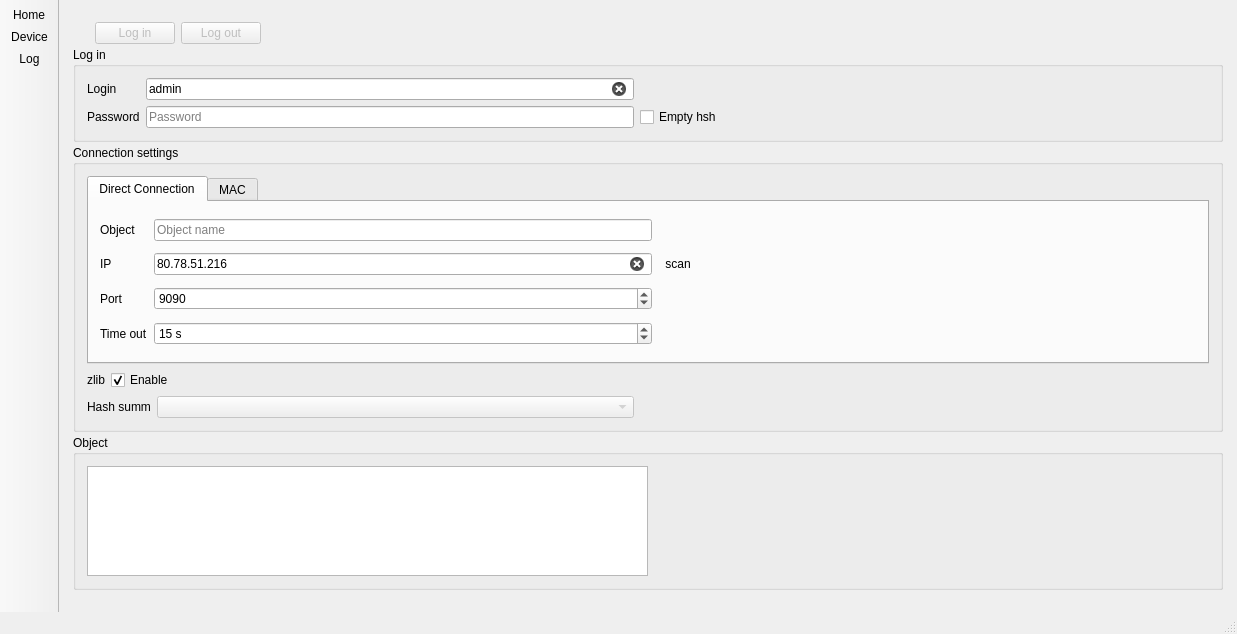
Qt form mainwindow.ui (KTS-Intek/Matilda-config) before a commit.
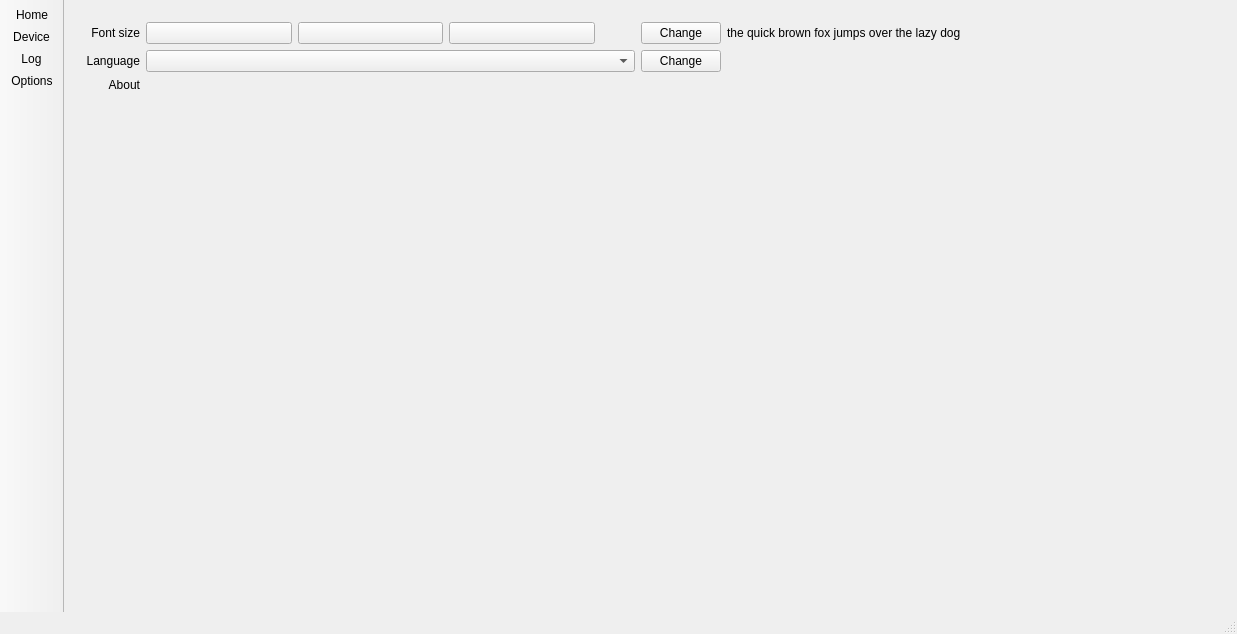
The same form after that commit. The open tabs and pages were chosen to show the change. Icons and pictures are not drawn.

The edit to the form file:
```diff
--- a/mainwindow.ui
+++ b/mainwindow.ui
@@ -253,8 +253,15 @@
                      <property name="text">
                       <string>scan</string>
                      </property>
+                     <property name="icon">
+                      <iconset resource="res.qrc">
+                       <normaloff>:/katynko/svg/irc-voice.svg</normaloff>:/katynko/svg/irc-voice.svg</iconset>
+                     </property>
+                     <property name="toolButtonStyle">
+                      <enum>Qt::ToolButtonTextBesideIcon</enum>
+                     </property>
                      <property name="autoRaise">
-                      <bool>true</bool>
+                      <bool>false</bool>
                      </property>
                     </widget>
                    </item>
@@ -491,7 +498,7 @@
                  </item>
                 </layout>
                </item>
-               <item row="1" column="1" rowspan="2">
+               <item row="1" column="1" rowspan="3">
                 <spacer name="horizontalSpacer_7">
                  <property name="orientation">
                   <enum>Qt::Horizontal</enum>
@@ -504,7 +511,7 @@
                  </property>
                 </spacer>
                </item>
-               <item row="2" column="0">
+               <item row="3" column="0">
                 <layout class="QHBoxLayout" name="horizontalLayout_7">
                  <item>
                   <widget class="QLabel" name="label_20">
@@ -5462,6 +5469,202 @@
         </item>
        </layout>
       </widget>
+      <widget class="QWidget" name="page_31">
+       <layout class="QGridLayout" name="gridLayout_25">
+        <item row="0" column="0">
+         <widget class="QLabel" name="label_110">
+          <property name="sizePolicy">
+           <sizepolicy hsizetype="Preferred" vsizetype="Preferred">
+            <horstretch>0</horstretch>
+            <verstretch>0</verstretch>
+           </sizepolicy>
+          </property>
+          <property name="layoutDirection">
+           <enum>Qt::LeftToRight</enum>
+          </property>
+          <property name="text">
+           <string>Font size</string>
+          </property>
+          <property name="alignment">
+           <set>Qt::AlignRight|Qt::AlignTrailing|Qt::AlignVCenter</set>
+          </property>
+         </widget>
+        </item>
+        <item row="0" column="1">
+         <layout class="QHBoxLayout" name="horizontalLayout_49">
+          <item>
+           <widget class="QPushButton" name="toolButton_13">
+            <property name="sizePolicy">
+             <sizepolicy hsizetype="Expanding" vsizetype="Preferred">
+              <horstretch>0</horstretch>
+              <verstretch>0</verstretch>
+             </sizepolicy>
+            </property>
+            <property name="text">
+             <string/>
+            </property>
+            <property name="icon">
+             <iconset resource="res.qrc">
+              <normaloff>:/katynko/svg/format-font-size-less.svg</normaloff>:/katynko/svg/format-font-size-less.svg</iconset>
+            </property>
+           </widget>
+          </item>
+          <item>
+           <widget class="QPushButton" name="toolButton_19">
+            <property name="sizePolicy">
+             <sizepolicy hsizetype="Expanding" vsizetype="Preferred">
+              <horstretch>0</horstretch>
+              <verstretch>0</verstretch>
+             </sizepolicy>
+            </property>
+            <property name="text">
+             <string/>
+            </property>
+            <property name="icon">
+             <iconset resource="res.qrc">
+              <normaloff>:/katynko/svg/format-font-size-normal.svg</normaloff>:/katynko/svg/format-font-size-normal.svg</iconset>
+            </property>
+           </widget>
+          </item>
+          <item>
+           <widget class="QPushButton" name="toolButton_14">
+            <property name="sizePolicy">
+             <sizepolicy hsizetype="Expanding" vsizetype="Preferred">
+              <horstretch>0</horstretch>
+              <verstretch>0</verstretch>
+             </sizepolicy>
+            </property>
+            <property name="text">
+             <string/>
+            </property>
+            <property name="icon">
+             <iconset resource="res.qrc">
+              <normaloff>:/katynko/svg/format-font-size-more.svg</normaloff>:/katynko/svg/format-font-size-more.svg</iconset>
+            </property>
+           </widget>
+          </item>
+          <item>
+           <spacer name="horizontalSpacer_64">
+            <property name="orientation">
+             <enum>Qt::Horizontal</enum>
+            </property>
+            <property name="sizeType">
+             <enum>QSizePolicy::Preferred</enum>
+            </property>
+            <property name="sizeHint" stdset="0">
+             <size>
+              <width>40</width>
+              <height>20</height>
+             </size>
+            </property>
+           </spacer>
+          </item>
+         </layout>
+        </item>
+        <item row="0" column="2">
+         <widget class="QPushButton" name="pushButton_9">
+          <property name="text">
+           <string>Change</string>
+          </property>
+          <property name="icon">
+           <iconset resource="res.qrc">
+            <normaloff>:/katynko/svg/dialog-ok-apply.svg</normaloff>:/katynko/svg/dialog-ok-apply.svg</iconset>
+          </property>
+         </widget>
+        </item>
+        <item row="0" column="3">
+         <widget class="QLabel" name="label_112">
+          <property name="sizePolicy">
+           <sizepolicy hsizetype="Expanding" vsizetype="Preferred">
+            <horstretch>0</horstretch>
+            <verstretch>0</verstretch>
+           </sizepolicy>
+          </property>
+          <property name="text">
+           <string>the quick brown fox jumps over the lazy dog </string>
+          </property>
+          <property name="wordWrap">
+           <bool>true</bool>
+          </property>
+         </widget>
+        </item>
+        <item row="1" column="0">
+         <widget class="QLabel" name="label_46">
+          <property name="sizePolicy">
+           <sizepolicy hsizetype="Preferred" vsizetype="Fixed">
+            <horstretch>0</horstretch>
+            <verstretch>0</verstretch>
+           </sizepolicy>
+          </property>
+          <property name="layoutDirection">
+           <enum>Qt::LeftToRight</enum>
+          </property>
+          <property name="text">
+           <string>Language</string>
+          </property>
+          <property name="alignment">
+           <set>Qt::AlignRight|Qt::AlignTrailing|Qt::AlignVCenter</set>
+          </property>
+         </widget>
+        </item>
+        <item row="1" column="1">
+         <widget class="QComboBox" name="cbLang"/>
+        </item>
+        <item row="1" column="2">
+         <widget class="QPushButton" name="pbLang">
+          <property name="text">
+           <string>Change</string>
+          </property>
+          <property name="icon">
+           <iconset resource="res.qrc">
+            <normaloff>:/katynko/svg/dialog-ok-apply.svg</normaloff>:/katynko/svg/dialog-ok-apply.svg</iconset>
+          </property>
+         </widget>
+        </item>
+        <item row="2" column="0">
+         <widget class="QLabel" name="label_116">
+          <property name="sizePolicy">
+           <sizepolicy hsizetype="Preferred" vsizetype="Preferred">
+            <horstretch>0</horstretch>
+            <verstretch>0</verstretch>
+           </sizepolicy>
+          </property>
+          <property name="layoutDirection">
+           <enum>Qt::LeftToRight</enum>
+          </property>
+          <property name="text">
+           <string>About</string>
+          </property>
+          <property name="alignment">
+           <set>Qt::AlignRight|Qt::AlignTrailing|Qt::AlignVCenter</set>
+          </property>
+         </widget>
+        </item>
+        <item row="2" column="1" colspan="3">
+         <widget class="QLabel" name="label_50">
+          <property name="text">
+           <string/>
+          </property>
+          <property name="openExternalLinks">
+           <bool>true</bool>
+          </property>
+         </widget>
+        </item>
+        <item row="3" column="1">
+         <spacer name="verticalSpacer_19">
+          <property name="orientation">
+           <enum>Qt::Vertical</enum>
+          </property>
+          <property name="sizeHint" stdset="0">
+           <size>
+            <width>20</width>
+            <height>472</height>
+           </size>
+          </property>
+         </spacer>
+        </item>
+       </layout>
+      </widget>
      </widget>
     </item>
    </layout>
@@ -5480,6 +5683,9 @@
    <property name="movable">
     <bool>false</bool>
    </property>
+   <property name="toolButtonStyle">
+    <enum>Qt::ToolButtonTextUnderIcon</enum>
+   </property>
    <attribute name="toolBarArea">
     <enum>LeftToolBarArea</enum>
    </attribute>
@@ -5489,6 +5695,7 @@
    <addaction name="actionHome"/>
    <addaction name="actionDevice"/>
    <addaction name="actionLog"/>
+   <addaction name="actionOptions"/>
   </widget>
   <widget class="QStatusBar" name="statusBar"/>
   <action name="actionDevice">
@@ -5506,6 +5713,15 @@
     <string>Log</string>
    </property>
   </action>
+  <action name="actionOptions">
+   <property name="icon">
+    <iconset resource="res.qrc">
+     <normaloff>:/katynko/svg/applications-system.svg</normaloff>:/katynko/svg/applications-system.svg</iconset>
+   </property>
+   <property name="text">
+    <string>Options</string>
+   </property>
+  </action>
  </widget>
  <layoutdefault spacing="6" margin="11"/>
  <resources/>
```
Left out of the diff: 268 changed lines with no effect on the pictures.
